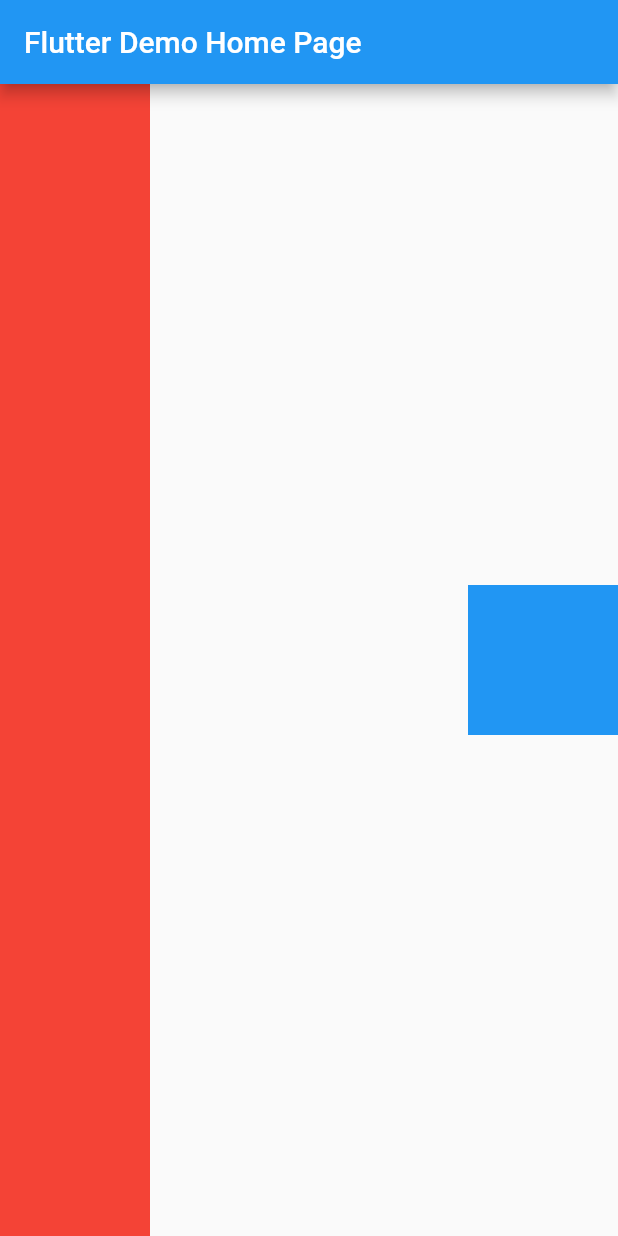
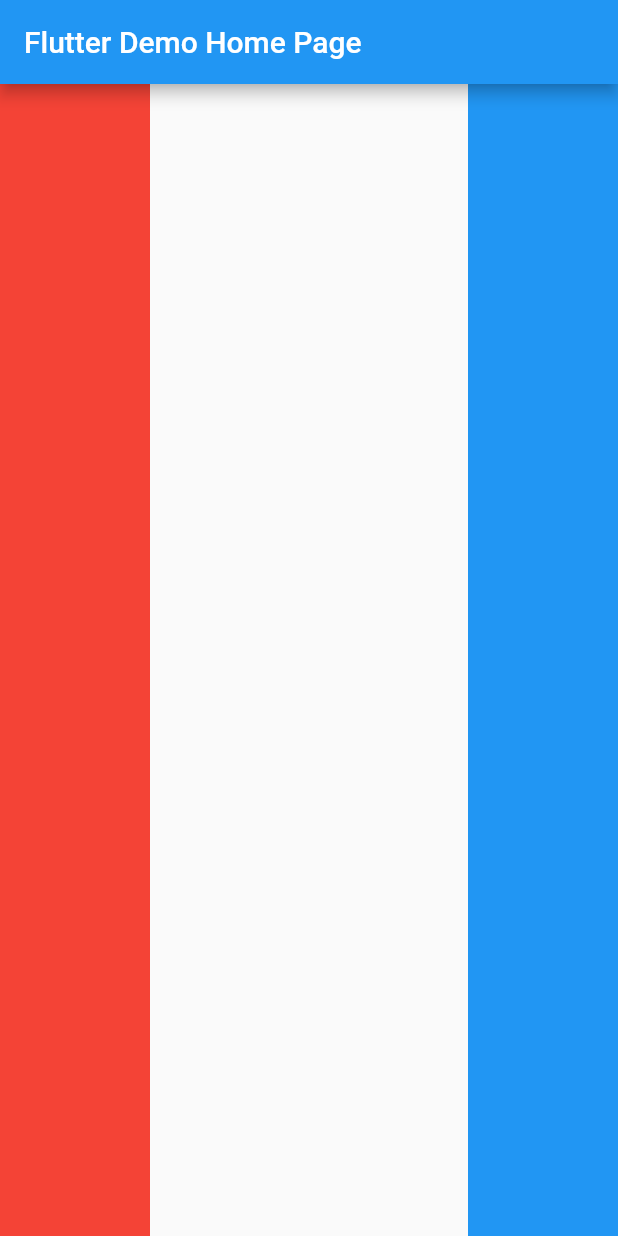
Before and after one commit to me08dushyant/miCard, a Flutter app: the screen it shows after launch, on a phone screen of 412 x 824 dp. Run offline on Flutter 3.47's test engine with Material 2 defaults, Android fonts, the phone set to English and light mode, and no system bars.

```diff
--- a/lib/main.dart
+++ b/lib/main.dart
@@ -43,7 +43,7 @@ class MyHomePage extends StatelessWidget {
             ),
             Container(
               width: 100,
-              height: 100,
+              height: double.infinity,
               color: Colors.blue,
             ),
           ],
```
Also changed, not shown: 1 other file.
